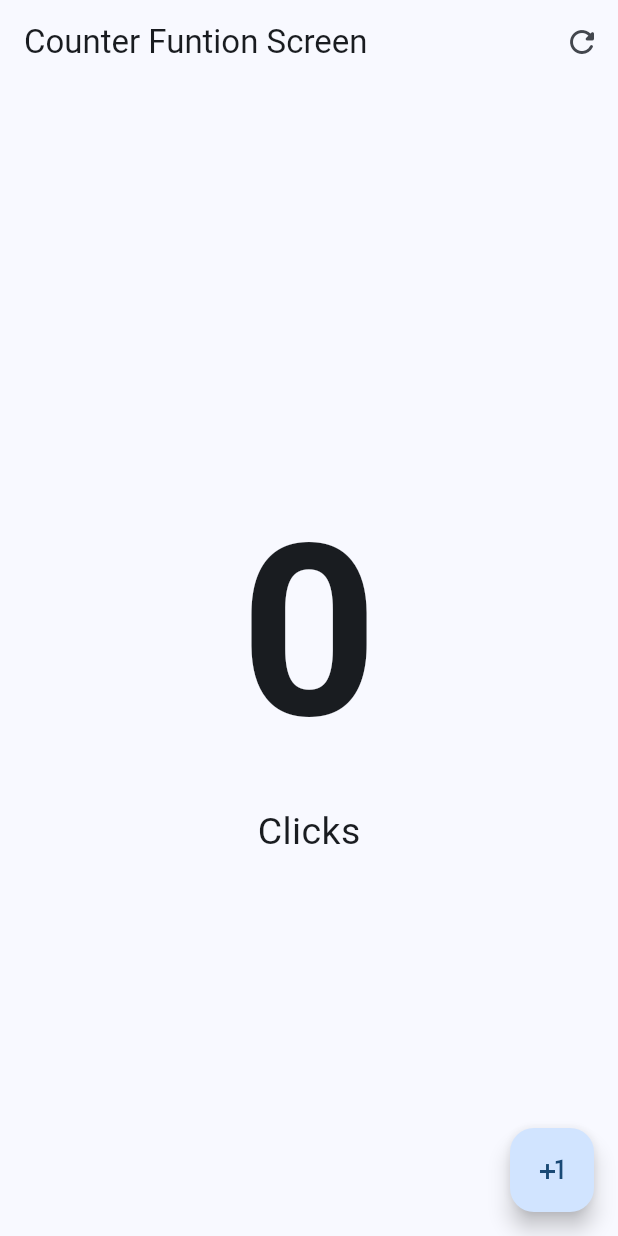
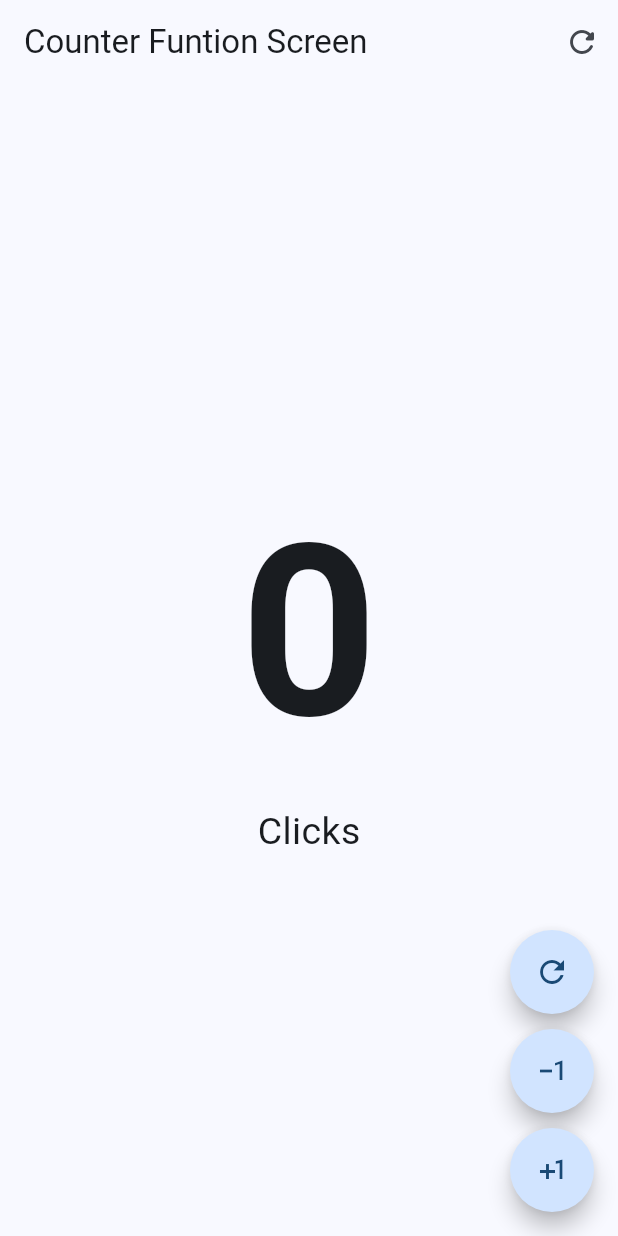
Before and after one commit to KevinMartinezC/flutter-learning, a Flutter app: the screen it shows after launch, on a phone screen of 412 x 824 dp. Run offline on Flutter 3.47's test engine with Material 3 defaults, Android fonts, the phone set to English and light mode, and no system bars.

Commit message:
feat: create custom button

```diff
--- a/lib/presentation/screens/counter/counter_funtion_screen.dart
+++ b/lib/presentation/screens/counter/counter_funtion_screen.dart
@@ -15,11 +15,14 @@ class _CounterFuntionScreenState extends State<CounterFuntionScreen> {
       appBar: AppBar(
         title: const Text("Counter Funtion Screen"),
         actions: [
-          IconButton(onPressed: () {
-            setState(() {
-              clickCounter = 0;
-            });
-          }, icon: Icon(Icons.refresh_rounded)),
+          IconButton(
+            onPressed: () {
+              setState(() {
+                clickCounter = 0;
+              });
+            },
+            icon: Icon(Icons.refresh_rounded),
+          ),
         ],
       ),
       body: Center(
@@ -40,14 +43,31 @@ class _CounterFuntionScreenState extends State<CounterFuntionScreen> {
           ],
         ),
       ),
-      floatingActionButton: FloatingActionButton(
-        onPressed: () {
-          setState(() {
-            clickCounter++;
-          });
-        },
-        child: Icon(Icons.plus_one),
+      floatingActionButton: Column(
+        mainAxisAlignment: .end,
+        children: [
+          CustomButton(icon: Icons.refresh_outlined),
+          const SizedBox(height: 10),
+          CustomButton(icon: Icons.exposure_minus_1_outlined),
+          const SizedBox(height: 10),
+          CustomButton(icon: Icons.plus_one),
+        ],
       ),
     );
   }
 }
+
+class CustomButton extends StatelessWidget {
+  final IconData icon;
+
+  const CustomButton({super.key, required this.icon});
+
+  @override
+  Widget build(BuildContext context) {
+    return FloatingActionButton(
+      shape: StadiumBorder(),
+      onPressed: () {},
+       child: Icon(icon)
+       );
+  }
+}
```
